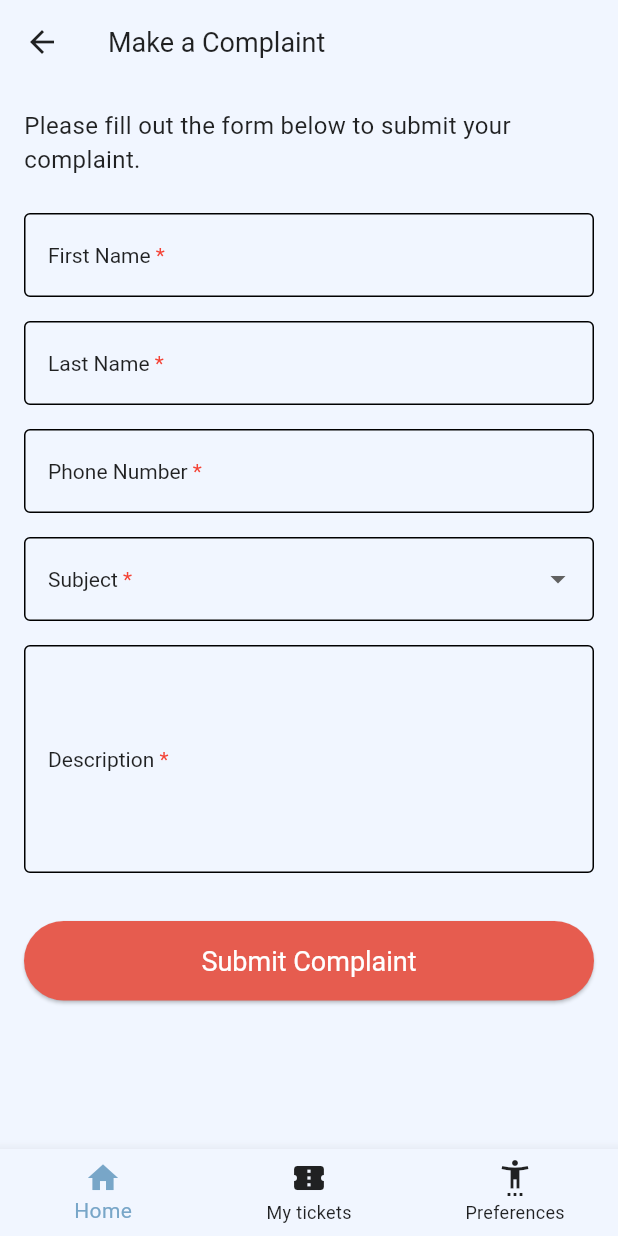
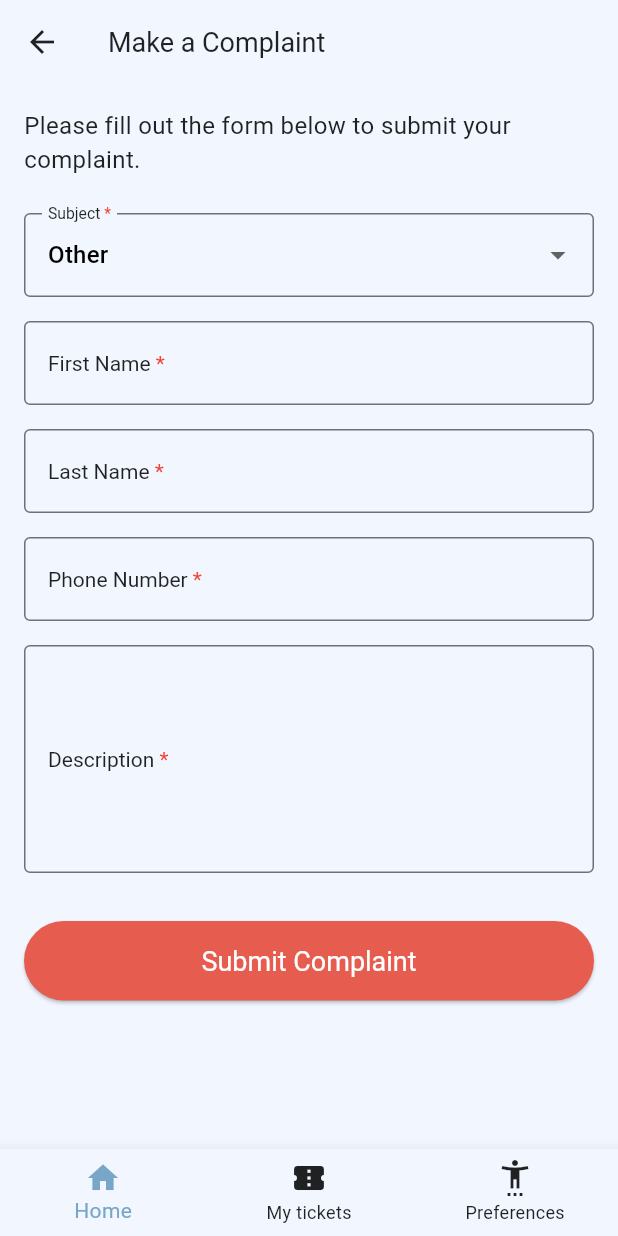
Before and after one commit to MariaSchoinaki/Thea, a Flutter app: the ComplaintScreen screen opened directly, on a phone screen of 412 x 824 dp. Run offline on Flutter 3.47's test engine with Material 3 defaults, Android fonts, the phone set to English and light mode, and no system bars; our stand-ins replace flutter_map, latlong2, open_file, pdf, printing, qr_flutter and 2 more; accounts and stored records are empty.

Commit message:
fixed complaints

```diff
--- a/lib/screens/complaint_screen.dart
+++ b/lib/screens/complaint_screen.dart
@@ -37,7 +37,7 @@ class _ComplaintScreenState extends State<ComplaintScreen> {
     'Other',
   ];
 
-  String? _selectedSubject;
+  String? _selectedSubject = 'Other';
 
   Future<void> _saveComplaint(Complaint complaint) async {
     final prefs = await SharedPreferences.getInstance();
@@ -74,6 +74,8 @@ class _ComplaintScreenState extends State<ComplaintScreen> {
   InputDecoration buildInputDecoration(String label) {
     final theme = Theme.of(context);
     final isDark = theme.brightness == Brightness.dark;
+    final Color enabledColor = isDark ? Colors.white54 : Colors.black54;
+    final Color borderColor = isDark ? Colors.white70 : Colors.black87;;
     return InputDecoration(
       label: RichText(
         text: TextSpan(
@@ -86,6 +88,12 @@ class _ComplaintScreenState extends State<ComplaintScreen> {
             ),
           ],
         ),
+      ),
+      enabledBorder: OutlineInputBorder(
+        borderSide: BorderSide(color: enabledColor),
+      ),
+      focusedBorder: OutlineInputBorder(
+        borderSide: BorderSide(color: borderColor),
       ),
       border: const OutlineInputBorder(),
     );
@@ -112,7 +120,7 @@ class _ComplaintScreenState extends State<ComplaintScreen> {
       _lastNameController.clear();
       _phoneController.clear();
       setState(() {
-        _selectedSubject = null;
+        _selectedSubject = 'Other';
       });
       _descriptionController.clear();
     }
@@ -140,6 +148,28 @@ class _ComplaintScreenState extends State<ComplaintScreen> {
               ),
               const SizedBox(height: 24),
 
+              DropdownButtonFormField<String>(
+                value: _selectedSubject,
+                decoration: buildInputDecoration('Subject'),
+                items: _subjects.map( (subj) {
+                  return DropdownMenuItem(
+                      value:subj,
+                      child: Text(subj));
+                }).toList(),
+                onChanged: (value){
+                  setState(() {
+                    _selectedSubject = value;
+                  });
+                },
+                validator: (value){
+                  if (value == null || value.isEmpty){
+                    return 'Please select a subject';
+                  }
+                  return null;
+                },
+              ),
+              const SizedBox(height: 16),
+
               TextFormField(
                 controller: _firstNameController,
                 decoration: buildInputDecoration('First Name'),
@@ -162,27 +192,6 @@ class _ComplaintScreenState extends State<ComplaintScreen> {
               ),
               const SizedBox(height: 16),
 
-              DropdownButtonFormField<String>(
-                value: _selectedSubject,
-                decoration: buildInputDecoration('Subject'),
-                items: _subjects.map( (subj) {
-                  return DropdownMenuItem(
-                      value:subj,
-                      child: Text(subj));
-                }).toList(),
-                onChanged: (value){
-                  setState(() {
-                    _selectedSubject = value;
-                  });
-                },
-                validator: (value){
-                  if (value == null || value.isEmpty){
-                    return 'Please select a subject';
-                  }
-                  return null;
-                },
-              ),
-              const SizedBox(height: 16),
 
               TextFormField(
                 controller: _descriptionController,
```
